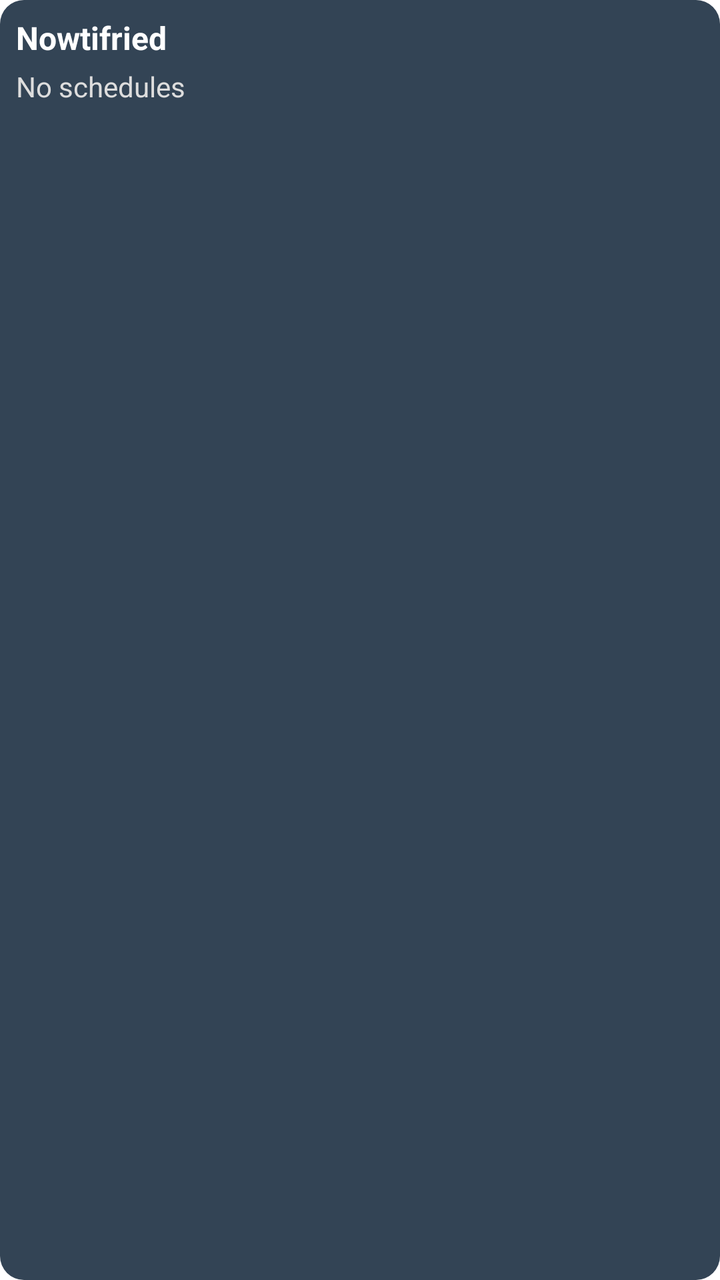
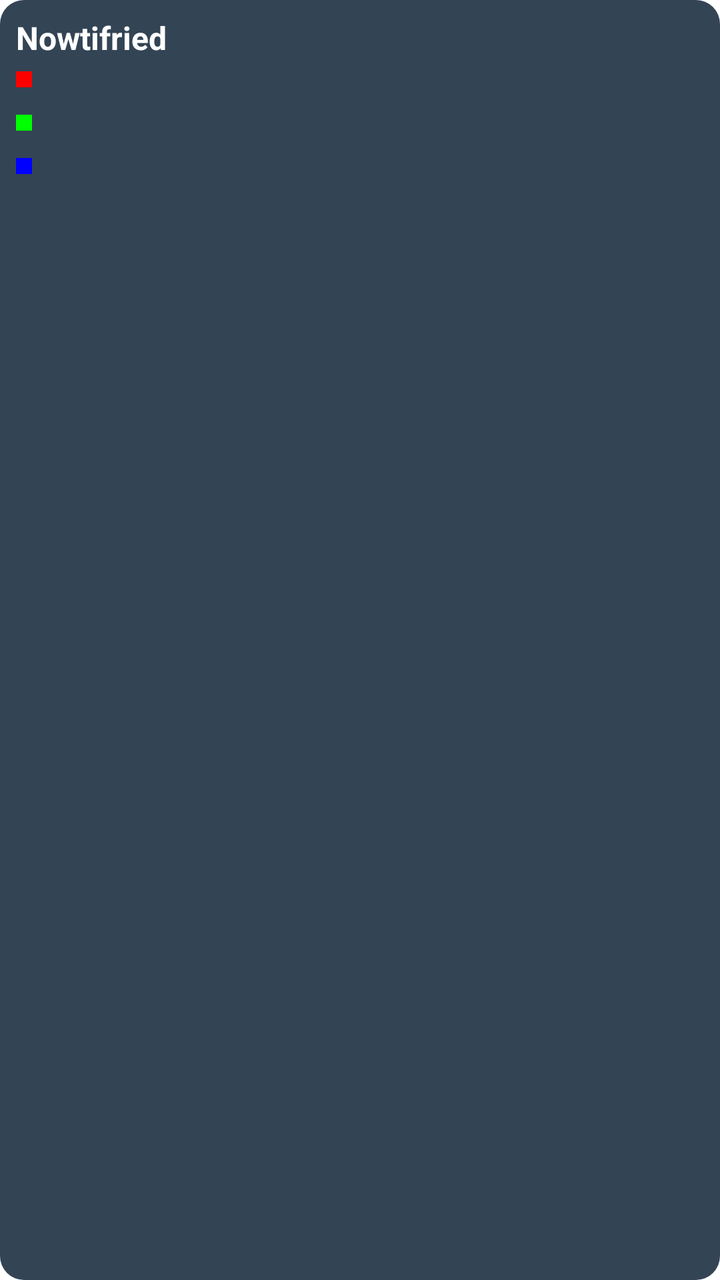

Two renders of the same Android screen: before a commit and after it. Below are the layout's source before the change and the commit's diff.
<!-- AndroidManifest.xml: fallback theme Theme.MaterialComponents.DayNight.NoActionBar -->
<!-- res/layout/widget_nowtifried.xml -->
<?xml version="1.0" encoding="utf-8"?>
<LinearLayout xmlns:android="http://schemas.android.com/apk/res/android"
    android:orientation="vertical"
    android:layout_width="match_parent"
    android:layout_height="match_parent"
    android:padding="8dp"
    android:background="@drawable/widget_background">

    <TextView
        android:id="@+id/widget_title"
        android:layout_width="match_parent"
        android:layout_height="wrap_content"
        android:text="Nowtifried"
        android:textStyle="bold"
        android:textSize="16sp"
        android:textColor="#FFFFFF" />

    <TextView
        android:id="@+id/widget_sub"
        android:layout_width="match_parent"
        android:layout_height="wrap_content"
        android:text="No schedules"
        android:textSize="14sp"
        android:textColor="#DDDDDD"
        android:layout_marginTop="4dp" />

</LinearLayout>
<!-- resources referenced by this layout -->
<resources>
  <!-- drawable widget_background (drawable) -->
  <?xml version="1.0" encoding="utf-8"?>
  <shape xmlns:android="http://schemas.android.com/apk/res/android" android:shape="rectangle">
      <solid android:color="#334455" />
      <corners android:radius="12dp" />
  </shape>
</resources>

<!-- the commit's change to res/layout/widget_nowtifried.xml (unified diff, before → after) -->
@@ -15,13 +15,21 @@
         android:textSize="16sp"
         android:textColor="#FFFFFF" />
 
-    <TextView
-        android:id="@+id/widget_sub"
-        android:layout_width="match_parent"
-        android:layout_height="wrap_content"
-        android:text="No schedules"
-        android:textSize="14sp"
-        android:textColor="#DDDDDD"
-        android:layout_marginTop="4dp" />
+    <LinearLayout android:layout_width="match_parent" android:layout_height="wrap_content" android:orientation="vertical" android:layout_marginTop="6dp">
+        <LinearLayout android:layout_width="match_parent" android:layout_height="wrap_content" android:orientation="horizontal">
+            <View android:id="@+id/widget_dot1" android:layout_width="8dp" android:layout_height="8dp" android:layout_marginEnd="8dp" android:background="#FF0000" />
+            <TextView android:id="@+id/widget_line1" android:layout_width="match_parent" android:layout_height="wrap_content" android:text="" android:textColor="#FFFFFF" android:textSize="13sp" />
+        </LinearLayout>
+
+        <LinearLayout android:layout_width="match_parent" android:layout_height="wrap_content" android:orientation="horizontal" android:layout_marginTop="4dp">
+            <View android:id="@+id/widget_dot2" android:layout_width="8dp" android:layout_height="8dp" android:layout_marginEnd="8dp" android:background="#00FF00" />
+            <TextView android:id="@+id/widget_line2" android:layout_width="match_parent" android:layout_height="wrap_content" android:text="" android:textColor="#FFFFFF" android:textSize="13sp" />
+        </LinearLayout>
+
+        <LinearLayout android:layout_width="match_parent" android:layout_height="wrap_content" android:orientation="horizontal" android:layout_marginTop="4dp">
+            <View android:id="@+id/widget_dot3" android:layout_width="8dp" android:layout_height="8dp" android:layout_marginEnd="8dp" android:background="#0000FF" />
+            <TextView android:id="@+id/widget_line3" android:layout_width="match_parent" android:layout_height="wrap_content" android:text="" android:textColor="#FFFFFF" android:textSize="13sp" />
+        </LinearLayout>
+    </LinearLayout>
 
 </LinearLayout>
